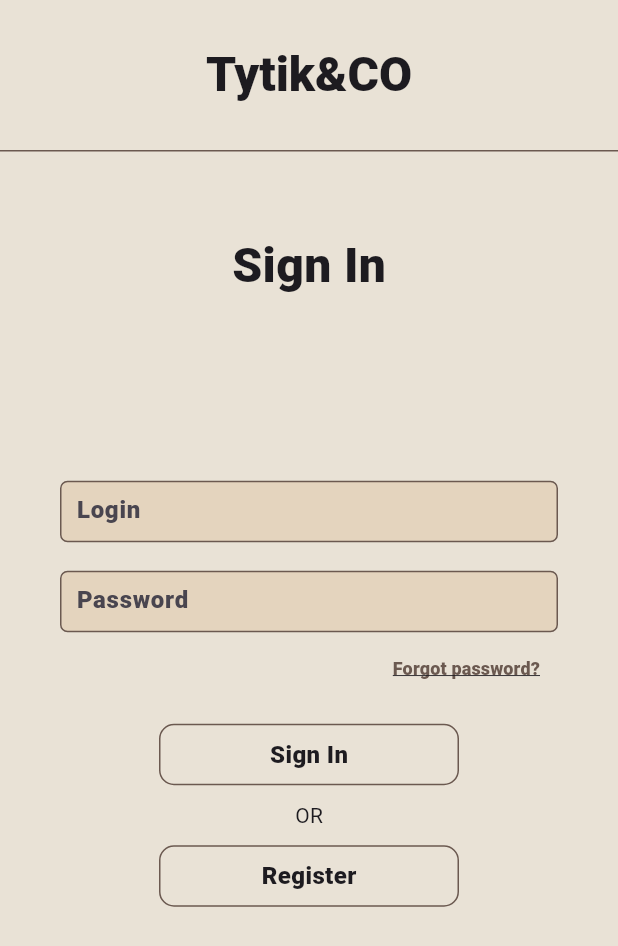
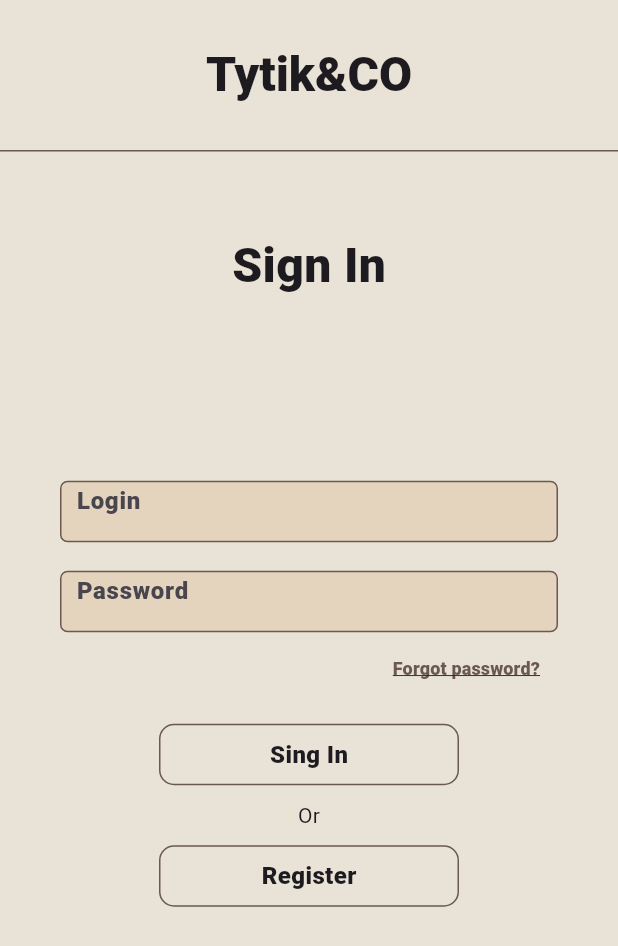
Before and after one commit to fpmi-hci-2024/project12b-mobile-tytik-co-restaraunts, a Flutter app: the screen it shows after launch, on a phone screen of 412 x 824 dp. Shown: the top 946 px of the screen. Run offline on Flutter 3.47's test engine with Material 3 defaults, Android fonts, the phone set to English and light mode, and no system bars; our stand-ins replace auto_route, get_it, google_fonts.

Commit message:
finish ui for web and mobile for sign in page

```diff
--- a/lib/src/core/widgets/custom_scaffold.dart
+++ b/lib/src/core/widgets/custom_scaffold.dart
@@ -1,3 +1,4 @@
+import 'package:flutter/foundation.dart';
 import 'package:flutter/material.dart';
 
 import '../../locator/locator.dart';
@@ -6,10 +7,12 @@ import 'config/common_widgets_theme.dart';
 class CustomScaffold extends StatelessWidget {
   final Widget body;
   final AppBar? appBar;
+  final double webVerticalPadding;
 
   const CustomScaffold({
     required this.body,
     this.appBar,
+    this.webVerticalPadding = 0,
     super.key,
   });
 
@@ -25,7 +28,14 @@ class CustomScaffold extends StatelessWidget {
         child: Scaffold(
           resizeToAvoidBottomInset: false,
           appBar: appBar,
-          body: body,
+          body: Padding(
+            padding: kIsWeb
+                ? EdgeInsets.symmetric(
+                    horizontal: webVerticalPadding,
+                  )
+                : EdgeInsets.zero,
+            child: body,
+          ),
           backgroundColor: Colors.transparent,
         ),
       ),
--- a/lib/src/core/widgets/custom_text_field.dart
+++ b/lib/src/core/widgets/custom_text_field.dart
@@ -30,16 +30,22 @@ class CustomTextField extends StatelessWidget {
           width: 1,
         ),
       ),
+      child: SizedBox(
+        height: height,
         child: TextField(
           style: theme.commonTextStyle,
+          textAlign: TextAlign.start,
           decoration: InputDecoration(
-          contentPadding:
-              const EdgeInsets.symmetric(horizontal: 10, vertical: 10),
+            contentPadding: const EdgeInsets.symmetric(
+              horizontal: 10,
+              vertical: 14,
+            ),
             border: InputBorder.none,
             hintText: placeholderText,
             hintStyle: theme.commonTextStyle,
           ),
         ),
+      ),
     );
   }
 }
--- a/lib/src/feature/auth_page/presentation/config/auth_page_theme.dart
+++ b/lib/src/feature/auth_page/presentation/config/auth_page_theme.dart
@@ -3,5 +3,13 @@ import '../../../../config/themes/app_colors.dart';
 class AuthTheme extends AppColors {
   final String loginText = 'Login';
 
+  final String passwordText = 'Password';
+
+  final String orText = 'Or';
+
   final String signInButtonText = 'Sing In';
+
+  final String registerButtonText = 'Register';
+
+  final String forgotPasswordButtonText = 'Forgot password?';
 }
--- a/lib/src/feature/auth_page/presentation/sign_in_page.dart
+++ b/lib/src/feature/auth_page/presentation/sign_in_page.dart
@@ -28,6 +28,7 @@ class SignInPage extends StatelessWidget {
           fontWeight: FontWeight.w800,
         ),
       ),
+      webVerticalPadding: MediaQuery.of(context).size.width * 0.3,
       body: Stack(
         children: [
           Align(
@@ -49,25 +50,25 @@ class SignInPage extends StatelessWidget {
             ),
           ),
           Padding(
-            padding: EdgeInsets.symmetric(horizontal: 40),
+            padding: const EdgeInsets.symmetric(horizontal: 40),
             child: Column(
               mainAxisAlignment: MainAxisAlignment.center,
               children: [
                 CustomTextField(
-                  placeholderText: 'Login',
+                  placeholderText: theme.loginText,
                 ),
-                SizedBox(
+                const SizedBox(
                   height: 19,
                 ),
                 CustomTextField(
-                  placeholderText: 'Password',
+                  placeholderText: theme.passwordText,
                 ),
                 Align(
                   alignment: Alignment.centerRight,
                   child: TextButton(
                     onPressed: () {},
                     child: Text(
-                      'Forgot password?',
+                      theme.forgotPasswordButtonText,
                       textAlign: TextAlign.right,
                       style: TextStyle(
                         color: theme.primaryBorderColor,
@@ -78,18 +79,20 @@ class SignInPage extends StatelessWidget {
                     ),
                   ),
                 ),
-                SizedBox(
+                const SizedBox(
                   height: 13,
                 ),
                 CustomButton.auth(
-                  text: 'Sign In',
+                  text: theme.signInButtonText,
                 ),
                 Padding(
-                  padding: EdgeInsets.symmetric(vertical: 10),
-                  child: Text('OR'),
+                  padding: const EdgeInsets.symmetric(vertical: 10),
+                  child: Text(
+                    theme.orText,
+                  ),
                 ),
                 CustomButton.auth(
-                  text: 'Register',
+                  text: theme.registerButtonText,
                 ),
               ],
             ),
```
Lines whose indentation alone changed are shown as unchanged.
